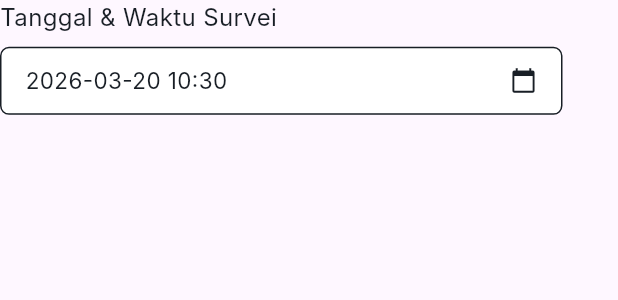
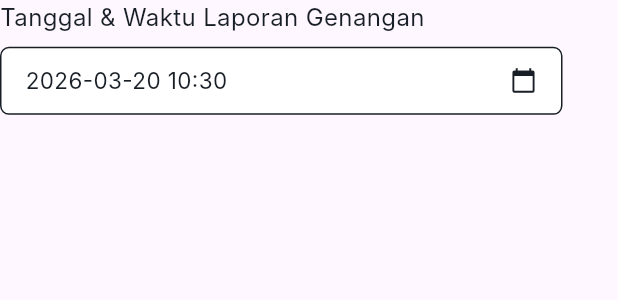
Before and after one commit to xcurvnubaim/flutter-apk-autobuild, a Flutter app: the CalenderForm widget shown alone on an empty page, opened directly, on a phone screen of 412 x 824 dp. Shown: the top 300 px of the screen. Run offline on Flutter 3.47's test engine with Material 3 defaults, Android fonts, the phone set to English and light mode, and no system bars; our stand-ins replace flutter_map, geocoding, geolocator, get, image_picker, latlong2 and 1 more; accounts and stored records are empty; network calls fail; Roboto replaces fonts that are missing (Inter); statements that could not run were skipped.

Commit message:
feat: change keyword survei to lapor genangan

```diff
--- a/lib/src/constants/text_string.dart
+++ b/lib/src/constants/text_string.dart
@@ -17,13 +17,13 @@ const String tRichSubtitle = "Masuk";
 // Beranda
 const String tTitleBeranda = "Selamat Datang!";
 // Entri Data
-const String tEntriSurvei = "Entri Survei";
-const String tEntriTitle = "Masukkan data-data\nsurvei di lokasi secara real time";
+const String tEntriSurvei = "Entri Lapor Genangan";
+const String tEntriTitle = "Masukkan data-data\nlaporan genangan di lokasi secara real time";
 const String tEntriButton = "Entri Sekarang!";
 // View Peta
 const String tViewPeta = "View Peta";
 
 // Input Data
-const String tInputTitle = "Entri Data Survei";
-const String tInputSubtitle = "Masukkan data survei yang telah dikumpulkan\nuntuk menampilkannya di halaman beranda.";
+const String tInputTitle = "Entri Data Lapor Genangan";
+const String tInputSubtitle = "Masukkan data laporan genangan yang telah dikumpulkan\nuntuk menampilkannya di halaman beranda.";
 const String tInputButton = "Unggah";
--- a/lib/src/features/screens/entri/entri_survei.dart
+++ b/lib/src/features/screens/entri/entri_survei.dart
@@ -44,7 +44,7 @@ class _EntriSurveiState extends State<EntriSurvei> {
       return;
     }
     if (_selectedLocation == null) {
-      setState(() => _errorMessage = 'Lokasi survei harus dipilih di peta');
+      setState(() => _errorMessage = 'Lokasi genangan harus dipilih di peta');
       return;
     }
 
@@ -63,7 +63,7 @@ class _EntriSurveiState extends State<EntriSurvei> {
     if (result.success) {
       ScaffoldMessenger.of(context).showSnackBar(
         const SnackBar(
-          content: Text('Data survei berhasil dikirim!'),
+          content: Text('Data laporan genangan berhasil dikirim!'),
           backgroundColor: Colors.green,
         ),
       );
--- a/lib/src/features/screens/entri/widgets/calender.dart
+++ b/lib/src/features/screens/entri/widgets/calender.dart
@@ -84,7 +84,7 @@ class _CalenderFormState extends State<CalenderForm> {
         crossAxisAlignment: CrossAxisAlignment.start,
         children: [
           const Text(
-            'Tanggal & Waktu Survei',
+            'Tanggal & Waktu Laporan Genangan',
             style: TextStyle(color: tPrimaryColor, fontSize: 16, fontFamily: 'Inter'),
           ),
           SizedBox(height: screenSize.height * 0.01),
--- a/lib/src/features/screens/entri/widgets/map_picker_screen.dart
+++ b/lib/src/features/screens/entri/widgets/map_picker_screen.dart
@@ -63,7 +63,7 @@ class _MapPickerScreenState extends State<MapPickerScreen> {
       child: Scaffold(
         appBar: AppBar(
           title: const Text(
-            'Tentukan Lokasi Survei',
+            'Tentukan Lokasi Genangan',
             style: TextStyle(color: Colors.white, fontFamily: 'Inter'),
           ),
           backgroundColor: tPrimaryColor,
--- a/lib/src/features/screens/home/widgets/map.dart
+++ b/lib/src/features/screens/home/widgets/map.dart
@@ -189,7 +189,7 @@ class _ViewMapState extends State<ViewMap> {
 
                 if (!_isLoading && surveys.isEmpty)
                   const Center(
-                    child: Text('Tidak ada data survei untuk periode ini',
+                    child: Text('Tidak ada data laporan genangan untuk periode ini',
                         style: TextStyle(
                             color: tSecondaryColor, fontFamily: 'Inter', fontSize: 13)),
                   ),
```
